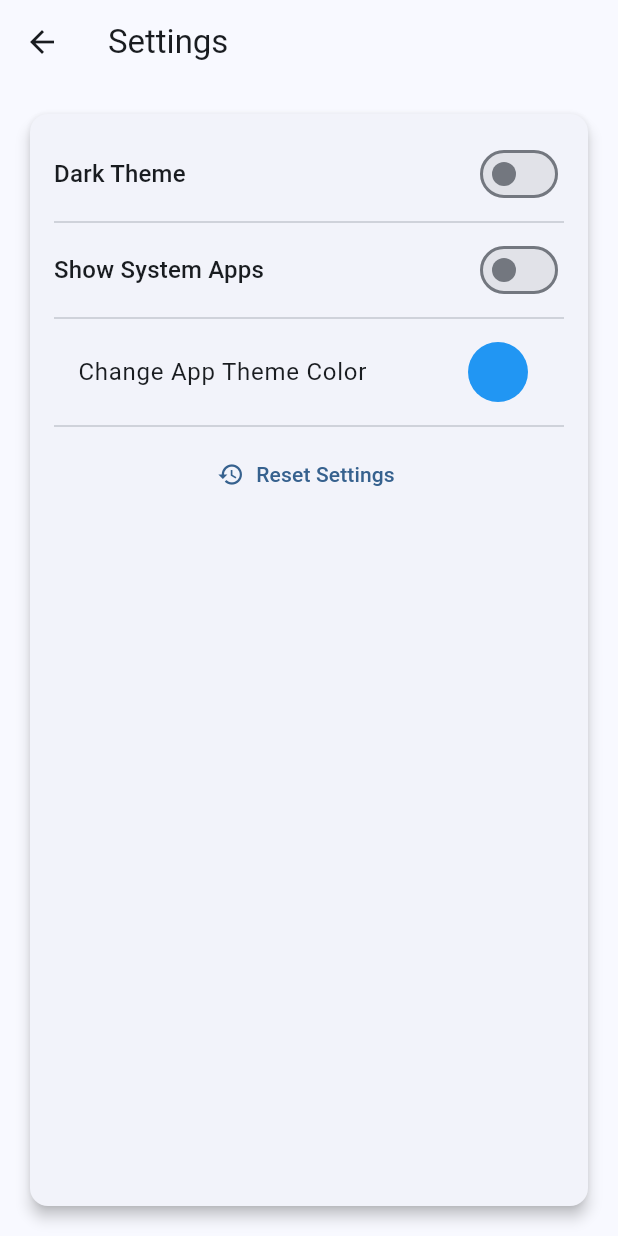
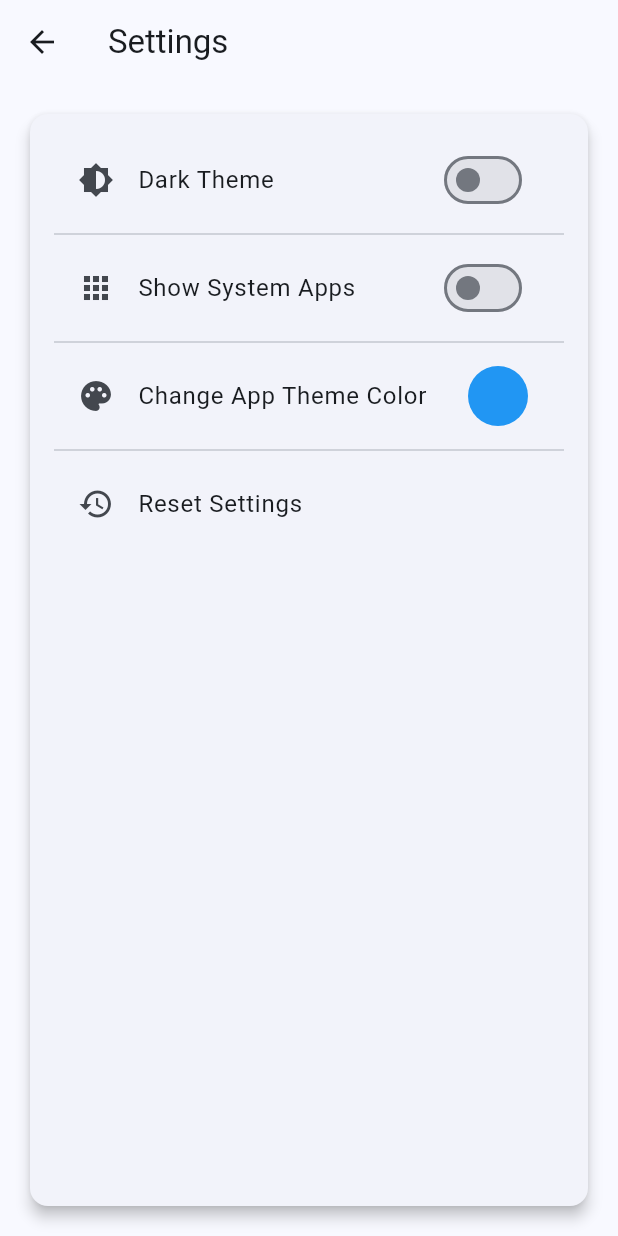
Before and after one commit to ShihanRishad/ApkJoy, a Flutter app: the screen it shows after launch, after a tap on the "settings" icon, on a phone screen of 412 x 824 dp. Run offline on Flutter 3.47's test engine with Material 3 defaults, Android fonts, the phone set to English and light mode, and no system bars; our stand-ins replace flutter_colorpicker, shared_preferences; missing offline and left inert: device_apps.

Commit message:
Improved UI/UX
- Bug fixed: it'll remember the theme color now.

More changes coming soon!

```diff
--- a/lib/color_provider.dart
+++ b/lib/color_provider.dart
@@ -10,8 +10,10 @@ class ColorProvider with ChangeNotifier {
 
   /// Updates the primary color and notifies listeners.
   void updatePrimaryColor(Color color) {
-    _primaryColor = color;
-    notifyListeners();
+    if (color != _primaryColor) {
+      _primaryColor = color;
+      notifyListeners();
+    }
   }
 
   /// Displays a dialog with a color picker.
--- a/lib/main.dart
+++ b/lib/main.dart
@@ -44,8 +44,7 @@ void main() async {
   runApp(
     // Initialize ColorProvider with the saved primary color.
     ChangeNotifierProvider(
-      create: (_) =>
-          ColorProvider(initialColor: Color(PreferenceUtils.getPrimaryColorValue())),
+      create: (_) => ColorProvider(initialColor: Color(PreferenceUtils.getPrimaryColorValue())),
       child: ApkJoyApp(prefs: prefs),
     ),
   );
@@ -68,6 +67,11 @@ class _ApkJoyAppState extends State<ApkJoyApp> {
   void initState() {
     super.initState();
     _loadSettings();
+    // Listen to changes in ColorProvider to immediately save any color updates.
+    Provider.of<ColorProvider>(context, listen: false).addListener(() {
+      final currentColor = Provider.of<ColorProvider>(context, listen: false).primaryColor;
+      PreferenceUtils.setPrimaryColorValue(currentColor.value);
+    });
   }
 
   /// Loads settings from SharedPreferences after the first frame.
@@ -88,13 +92,10 @@ class _ApkJoyAppState extends State<ApkJoyApp> {
     });
   }
 
-  /// Saves current settings to SharedPreferences.
+  /// Saves current settings (except primary color which is saved via the listener) to SharedPreferences.
   Future<void> _saveSettings() async {
     await PreferenceUtils.setThemeMode(_themeMode == ThemeMode.dark ? 'dark' : 'light');
     await PreferenceUtils.setShowSystemApps(_showSystemApps);
-    // Save the current primary color from the provider.
-    final currentColor = Provider.of<ColorProvider>(context, listen: false).primaryColor;
-    await PreferenceUtils.setPrimaryColorValue(currentColor.value);
   }
 
   /// Toggles dark/light theme.
@@ -110,12 +111,6 @@ class _ApkJoyAppState extends State<ApkJoyApp> {
     setState(() {
       _showSystemApps = value;
     });
-    _saveSettings();
-  }
-
-  /// Updates the primary color via the ColorProvider and saves it.
-  void _updatePrimaryColor(Color newColor) {
-    Provider.of<ColorProvider>(context, listen: false).updatePrimaryColor(newColor);
     _saveSettings();
   }
 
@@ -255,7 +250,7 @@ class _AppListPageState extends State<AppListPage> {
                 hintText: 'Search apps...',
                 prefixIcon: const Icon(Icons.search),
                 border: OutlineInputBorder(
-                  borderRadius: BorderRadius.circular(12),
+                  borderRadius: BorderRadius.circular(50),
                 ),
               ),
             ),
@@ -376,7 +371,7 @@ class _AppDetailPageState extends State<AppDetailPage> {
                       padding: const EdgeInsets.symmetric(vertical: 12, horizontal: 24),
                       textStyle: const TextStyle(fontSize: 16),
                       shape: RoundedRectangleBorder(
-                        borderRadius: BorderRadius.circular(8),
+                        borderRadius: BorderRadius.circular(50),
                       ),
                     ),
                     icon: const Icon(Icons.download),
@@ -469,52 +464,43 @@ class SettingsPage extends StatelessWidget {
             padding: const EdgeInsets.all(16.0),
             child: Column(
               children: [
-                // Dark theme toggle.
-                Row(
-                  mainAxisAlignment: MainAxisAlignment.spaceBetween,
-                  children: [
-                    Text(
-                      "Dark Theme",
-                      style: Theme.of(context).textTheme.titleMedium,
-                    ),
-                    Switch(
+                // Dark Theme Toggle (full area clickable)
+                ListTile(
+                  leading: const Icon(Icons.brightness_6),
+                  title: const Text("Dark Theme"),
+                  trailing: Switch(
                     value: isDark,
                     onChanged: onToggleTheme,
                   ),
-                  ],
+                  onTap: () => onToggleTheme(!isDark),
                 ),
                 const Divider(),
-                // Toggle for showing system apps.
-                Row(
-                  mainAxisAlignment: MainAxisAlignment.spaceBetween,
-                  children: [
-                    Text(
-                      "Show System Apps",
-                      style: Theme.of(context).textTheme.titleMedium,
-                    ),
-                    Switch(
+                // Show System Apps Toggle (full area clickable)
+                ListTile(
+                  leading: const Icon(Icons.apps),
+                  title: const Text("Show System Apps"),
+                  trailing: Switch(
                     value: showSystemApps,
                     onChanged: onToggleSystemApps,
                   ),
-                  ],
+                  onTap: () => onToggleSystemApps(!showSystemApps),
                 ),
                 const Divider(),
-                // Change app theme color.
+                // Change App Theme Color
                 ListTile(
+                  leading: const Icon(Icons.palette),
                   title: const Text("Change App Theme Color"),
                   trailing: CircleAvatar(
                     backgroundColor: colorProvider.primaryColor,
                   ),
-                  onTap: () {
-                    colorProvider.showColorPicker(context);
-                  },
+                  onTap: () => colorProvider.showColorPicker(context),
                 ),
                 const Divider(),
-                // Reset settings button.
-                TextButton.icon(
-                  icon: const Icon(Icons.restore),
-                  label: const Text("Reset Settings"),
-                  onPressed: () => _confirmReset(context),
+                // Reset Settings Button
+                ListTile(
+                  leading: const Icon(Icons.restore),
+                  title: const Text("Reset Settings"),
+                  onTap: () => _confirmReset(context),
                 ),
               ],
             ),
```
Lines whose indentation alone changed are shown as unchanged.
